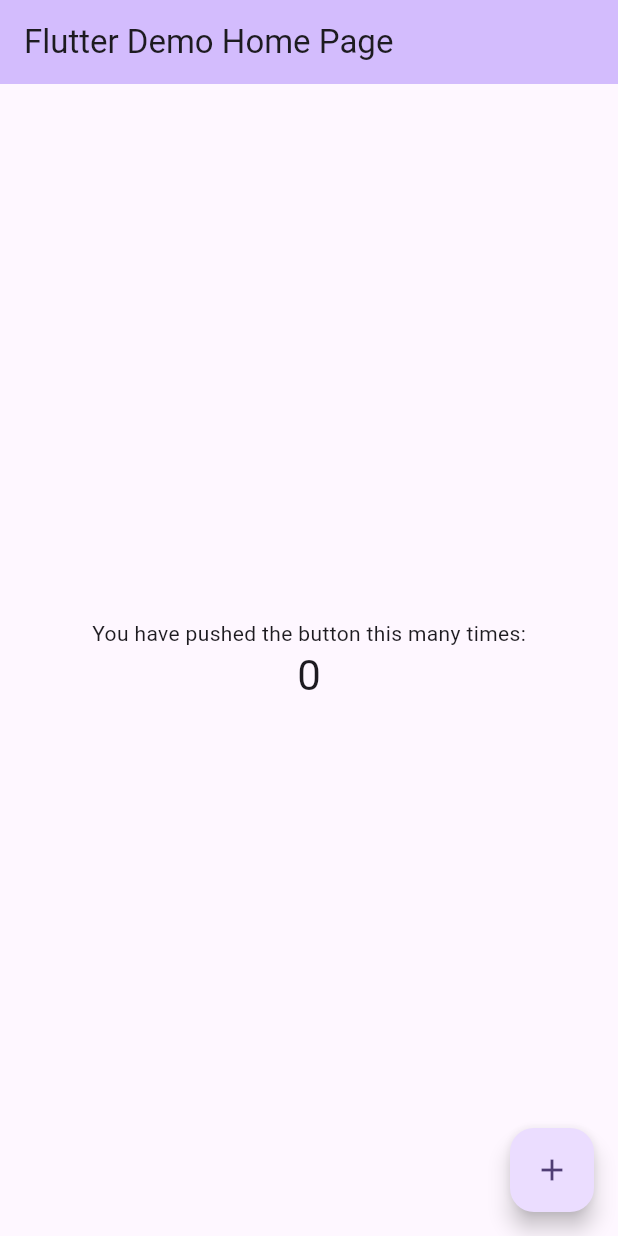
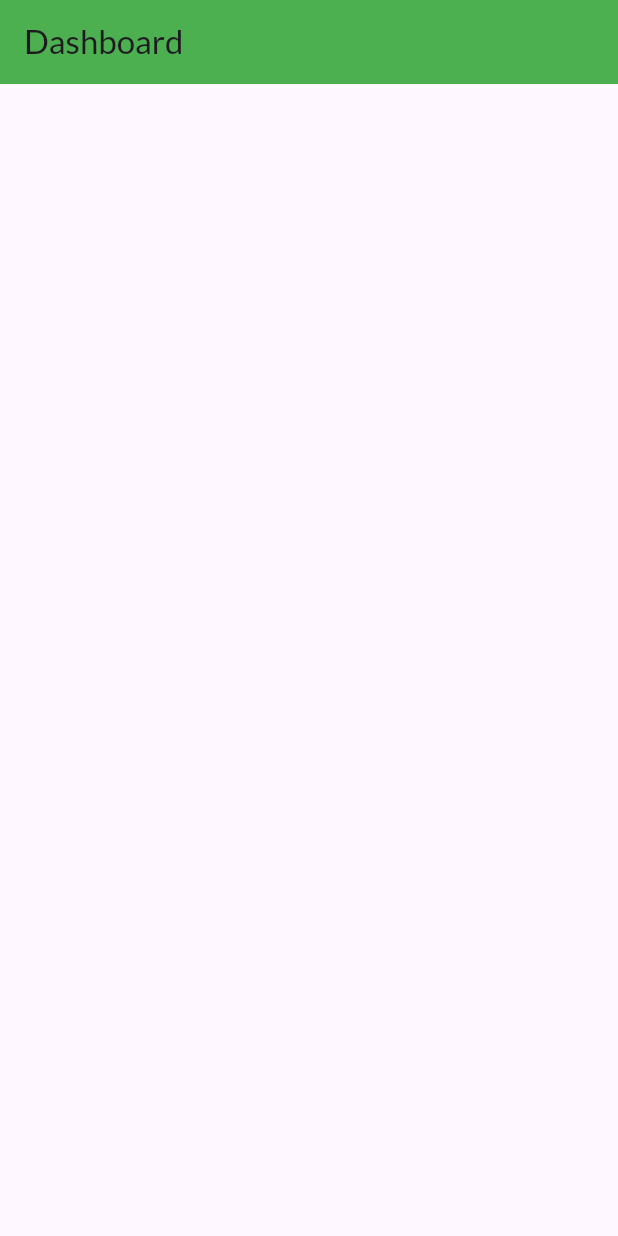
Before and after one commit to arahman-25/P1_habit_mastery_app, a Flutter app: the screen it shows after launch, on a phone screen of 412 x 824 dp. Run offline on Flutter 3.47's test engine with Material 3 defaults, Android fonts, the phone set to English and light mode, and no system bars; our stand-ins replace google_fonts.

Commit message:
initialized empty dashboard page

```diff
--- /dev/null
+++ b/habit_mastery_app/lib/dashboard.dart
@@ -0,0 +1,19 @@
+import 'package:flutter/material.dart';
+import 'package:google_fonts/google_fonts.dart';
+
+class Dashboard extends StatelessWidget {
+  const Dashboard({super.key});
+
+  @override
+  Widget build(BuildContext context) {
+    return Scaffold(
+      appBar: AppBar(
+        backgroundColor: Colors.green,
+        title: Text(
+          'Dashboard',
+          style: GoogleFonts.lato(),
+        ),
+      ),
+    );
+  }
+}
--- a/habit_mastery_app/lib/main.dart
+++ b/habit_mastery_app/lib/main.dart
@@ -1,122 +1,19 @@
 import 'package:flutter/material.dart';
+import 'dashboard.dart';
 
 void main() {
-  runApp(const MyApp());
+  runApp(const HabitMasteryApp());
 }
 
-class MyApp extends StatelessWidget {
-  const MyApp({super.key});
+class HabitMasteryApp extends StatelessWidget {
+  const HabitMasteryApp({super.key});
 
   // This widget is the root of your application.
   @override
   Widget build(BuildContext context) {
-    return MaterialApp(
-      title: 'Flutter Demo',
-      theme: ThemeData(
-        // This is the theme of your application.
-        //
-        // TRY THIS: Try running your application with "flutter run". You'll see
-        // the application has a purple toolbar. Then, without quitting the app,
-        // try changing the seedColor in the colorScheme below to Colors.green
-        // and then invoke "hot reload" (save your changes or press the "hot
-        // reload" button in a Flutter-supported IDE, or press "r" if you used
-        // the command line to start the app).
-        //
-        // Notice that the counter didn't reset back to zero; the application
-        // state is not lost during the reload. To reset the state, use hot
-        // restart instead.
-        //
-        // This works for code too, not just values: Most code changes can be
-        // tested with just a hot reload.
-        colorScheme: .fromSeed(seedColor: Colors.deepPurple),
-      ),
-      home: const MyHomePage(title: 'Flutter Demo Home Page'),
+    return const MaterialApp(
+      // debugShowCheckedModeBanner: false,
+      home: Dashboard(),
     );
   }
 }
-
-class MyHomePage extends StatefulWidget {
-  const MyHomePage({super.key, required this.title});
-
-  // This widget is the home page of your application. It is stateful, meaning
-  // that it has a State object (defined below) that contains fields that affect
-  // how it looks.
-
-  // This class is the configuration for the state. It holds the values (in this
-  // case the title) provided by the parent (in this case the App widget) and
-  // used by the build method of the State. Fields in a Widget subclass are
-  // always marked "final".
-
-  final String title;
-
-  @override
-  State<MyHomePage> createState() => _MyHomePageState();
-}
-
-class _MyHomePageState extends State<MyHomePage> {
-  int _counter = 0;
-
-  void _incrementCounter() {
-    setState(() {
-      // This call to setState tells the Flutter framework that something has
-      // changed in this State, which causes it to rerun the build method below
-      // so that the display can reflect the updated values. If we changed
-      // _counter without calling setState(), then the build method would not be
-      // called again, and so nothing would appear to happen.
-      _counter++;
-    });
-  }
-
-  @override
-  Widget build(BuildContext context) {
-    // This method is rerun every time setState is called, for instance as done
-    // by the _incrementCounter method above.
-    //
-    // The Flutter framework has been optimized to make rerunning build methods
-    // fast, so that you can just rebuild anything that needs updating rather
-    // than having to individually change instances of widgets.
-    return Scaffold(
-      appBar: AppBar(
-        // TRY THIS: Try changing the color here to a specific color (to
-        // Colors.amber, perhaps?) and trigger a hot reload to see the AppBar
-        // change color while the other colors stay the same.
-        backgroundColor: Theme.of(context).colorScheme.inversePrimary,
-        // Here we take the value from the MyHomePage object that was created by
-        // the App.build method, and use it to set our appbar title.
-        title: Text(widget.title),
-      ),
-      body: Center(
-        // Center is a layout widget. It takes a single child and positions it
-        // in the middle of the parent.
-        child: Column(
-          // Column is also a layout widget. It takes a list of children and
-          // arranges them vertically. By default, it sizes itself to fit its
-          // children horizontally, and tries to be as tall as its parent.
-          //
-          // Column has various properties to control how it sizes itself and
-          // how it positions its children. Here we use mainAxisAlignment to
-          // center the children vertically; the main axis here is the vertical
-          // axis because Columns are vertical (the cross axis would be
-          // horizontal).
-          //
-          // TRY THIS: Invoke "debug painting" (choose the "Toggle Debug Paint"
-          // action in the IDE, or press "p" in the console), to see the
-          // wireframe for each widget.
-          mainAxisAlignment: .center,
-          children: [
-            const Text('You have pushed the button this many times:'),
-            Text(
-              '$_counter',
-              style: Theme.of(context).textTheme.headlineMedium,
-            ),
-          ],
-        ),
-      ),
-      floatingActionButton: FloatingActionButton(
-        onPressed: _incrementCounter,
-        tooltip: 'Increment',
-        child: const Icon(Icons.add),
-      ),
-    );
-  }
-}
--- a/habit_mastery_app/pubspec.yaml
+++ b/habit_mastery_app/pubspec.yaml
@@ -34,6 +34,7 @@ dependencies:
   # The following adds the Cupertino Icons font to your application.
   # Use with the CupertinoIcons class for iOS style icons.
   cupertino_icons: ^1.0.8
+  google_fonts: ^9.0.0
 
 dev_dependencies:
   flutter_test:
@@ -84,6 +85,6 @@ flutter:
   #       - asset: fonts/TrajanPro.ttf
   #       - asset: fonts/TrajanPro_Bold.ttf
   #         weight: 700
-  #
+
   # For details regarding fonts from package dependencies,
   # see https://flutter.dev/to/font-from-package
```
Also changed, not shown: habit_mastery_app/pubspec.lock, 3 other files.
